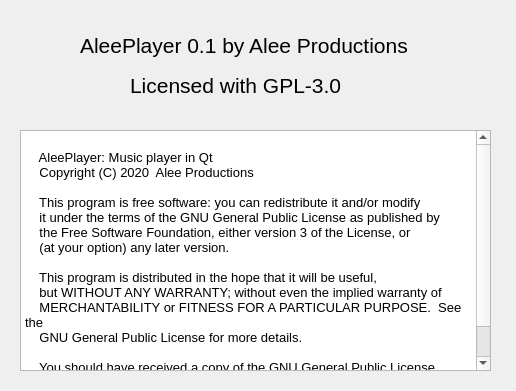
Qt form about.ui (alee14-projects/erable-godot) before a commit.
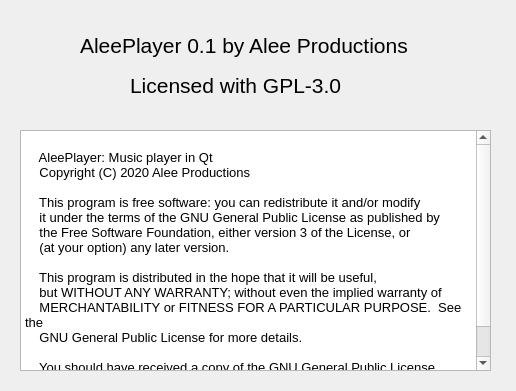
The same form after that commit.

Commit message: Toggleable pause/play button and license

What changed in the file:
```diff
--- a/about.ui
+++ b/about.ui
@@ -10,6 +10,18 @@
     <height>391</height>
    </rect>
   </property>
+  <property name="minimumSize">
+   <size>
+    <width>516</width>
+    <height>391</height>
+   </size>
+  </property>
+  <property name="maximumSize">
+   <size>
+    <width>516</width>
+    <height>391</height>
+   </size>
+  </property>
   <property name="windowTitle">
    <string>About</string>
   </property>
@@ -68,7 +80,7 @@
 &lt;/style&gt;&lt;/head&gt;&lt;body style=&quot; font-family:'Noto Sans'; font-size:10pt; font-weight:400; font-style:normal;&quot;&gt;
 &lt;p style=&quot;-qt-paragraph-type:empty; margin-top:0px; margin-bottom:0px; margin-left:0px; margin-right:0px; -qt-block-indent:0; text-indent:0px; font-family:'Noto Sans';&quot;&gt;&lt;br /&gt;&lt;/p&gt;
 &lt;p style=&quot; margin-top:0px; margin-bottom:0px; margin-left:0px; margin-right:0px; -qt-block-indent:0; text-indent:0px;&quot;&gt;&lt;span style=&quot; font-family:'Noto Sans';&quot;&gt;    AleePlayer: Music player in Qt &lt;/span&gt;&lt;/p&gt;
-&lt;p style=&quot; margin-top:0px; margin-bottom:0px; margin-left:0px; margin-right:0px; -qt-block-indent:0; text-indent:0px;&quot;&gt;&lt;span style=&quot; font-family:'Noto Sans';&quot;&gt;    Copyright (C) 2020  Alee Productions&lt;/span&gt;&lt;/p&gt;
+&lt;p style=&quot; margin-top:0px; margin-bottom:0px; margin-left:0px; margin-right:0px; -qt-block-indent:0; text-indent:0px;&quot;&gt;&lt;span style=&quot; font-family:'Noto Sans';&quot;&gt;    Copyright (C) 2020 Alee Productions&lt;/span&gt;&lt;/p&gt;
 &lt;p style=&quot;-qt-paragraph-type:empty; margin-top:0px; margin-bottom:0px; margin-left:0px; margin-right:0px; -qt-block-indent:0; text-indent:0px; font-family:'Noto Sans';&quot;&gt;&lt;br /&gt;&lt;/p&gt;
 &lt;p style=&quot; margin-top:0px; margin-bottom:0px; margin-left:0px; margin-right:0px; -qt-block-indent:0; text-indent:0px;&quot;&gt;&lt;span style=&quot; font-family:'Noto Sans';&quot;&gt;    This program is free software: you can redistribute it and/or modify&lt;/span&gt;&lt;/p&gt;
 &lt;p style=&quot; margin-top:0px; margin-bottom:0px; margin-left:0px; margin-right:0px; -qt-block-indent:0; text-indent:0px;&quot;&gt;&lt;span style=&quot; font-family:'Noto Sans';&quot;&gt;    it under the terms of the GNU General Public License as published by&lt;/span&gt;&lt;/p&gt;
```
Left out of the diff: 5 changed lines with no effect on the pictures. The commit also changes 4 other files.
